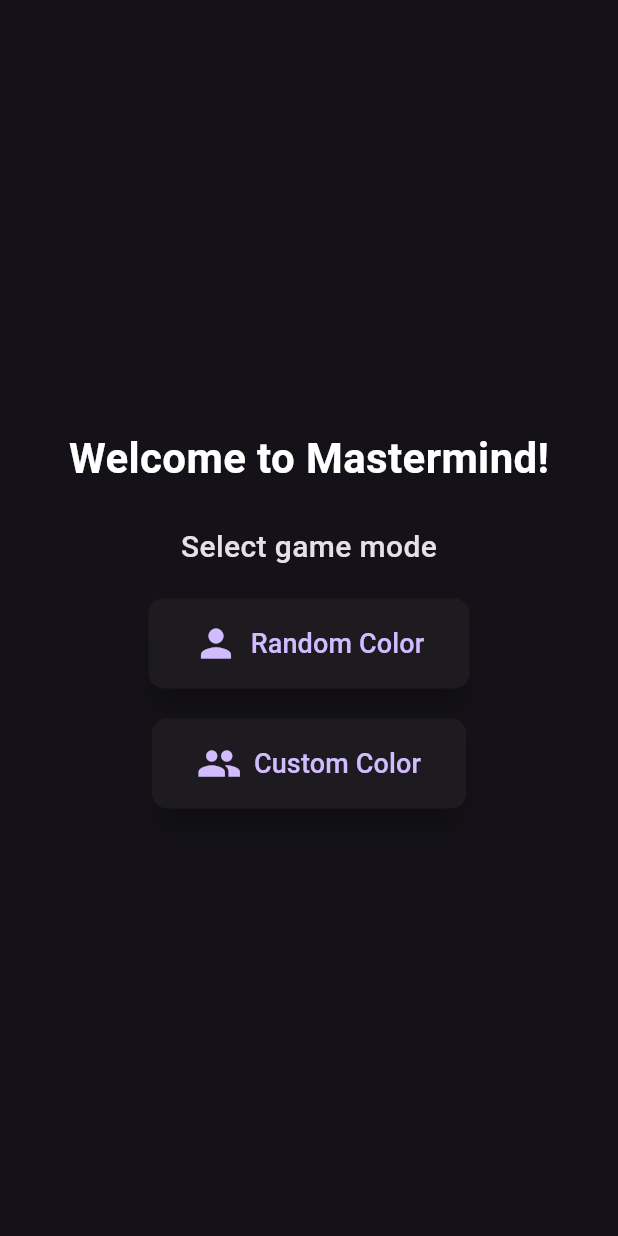
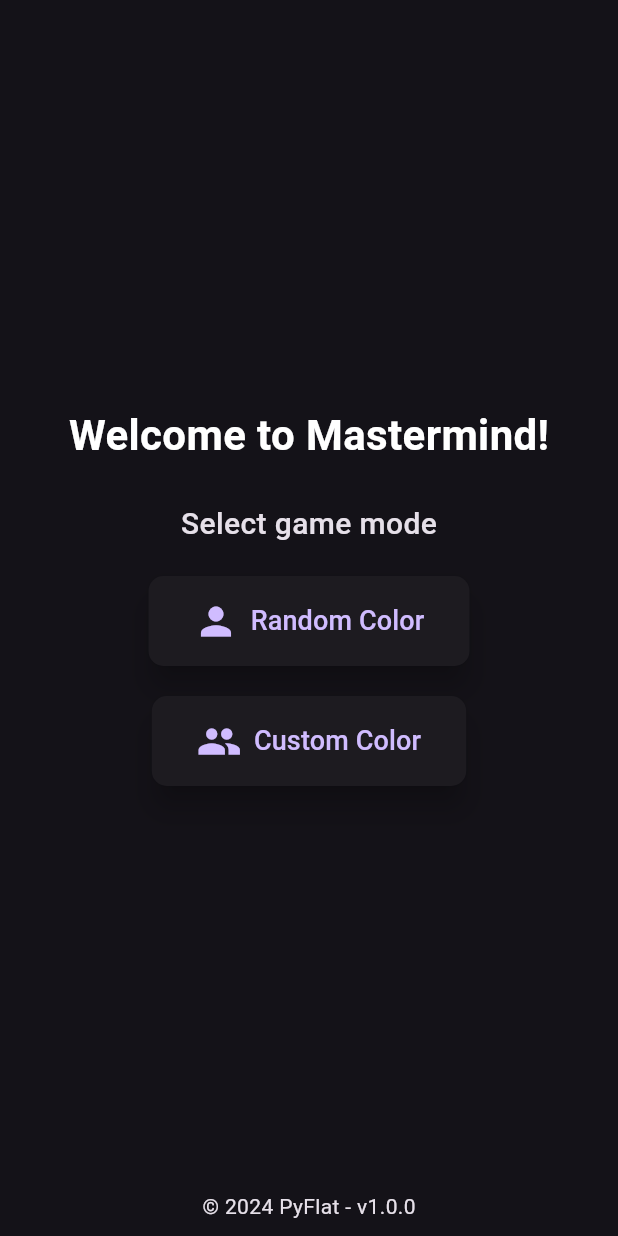
Before and after one commit to PyFlat-Studios-JR/Guess-The-Color, a Flutter app: the screen it shows after launch, on a phone screen of 412 x 824 dp. Run offline on Flutter 3.47's test engine with Material 3 defaults, Android fonts, the phone set to English and light mode, and no system bars.

Commit message:
footer on start screen

```diff
--- a/lib/screens/game_screen.dart
+++ b/lib/screens/game_screen.dart
@@ -500,7 +500,7 @@ class MastermindGameState extends State<MastermindGame> {
                               "Copy Last Row",
                             ),
                             icon: const Icon(
-                              Icons.copy,
+                              Icons.copy_rounded,
                             ),
                           ),
                           ElevatedButton.icon(
--- a/lib/screens/start_screen.dart
+++ b/lib/screens/start_screen.dart
@@ -8,7 +8,10 @@ class StartScreen extends StatelessWidget {
   @override
   Widget build(BuildContext context) {
     return const Scaffold(
-      body: Center(
+      body: Column(
+        children: [
+          Spacer(),
+          Center(
             child: Column(
               mainAxisAlignment: MainAxisAlignment.center,
               children: <Widget>[
@@ -40,6 +43,13 @@ class StartScreen extends StatelessWidget {
               ],
             ),
           ),
+          Spacer(),
+          Text("© 2024 PyFlat - v1.0.0"),
+          SizedBox(
+            height: 10,
+          )
+        ],
+      ),
     );
   }
 }
```
Lines whose indentation alone changed are shown as unchanged.
